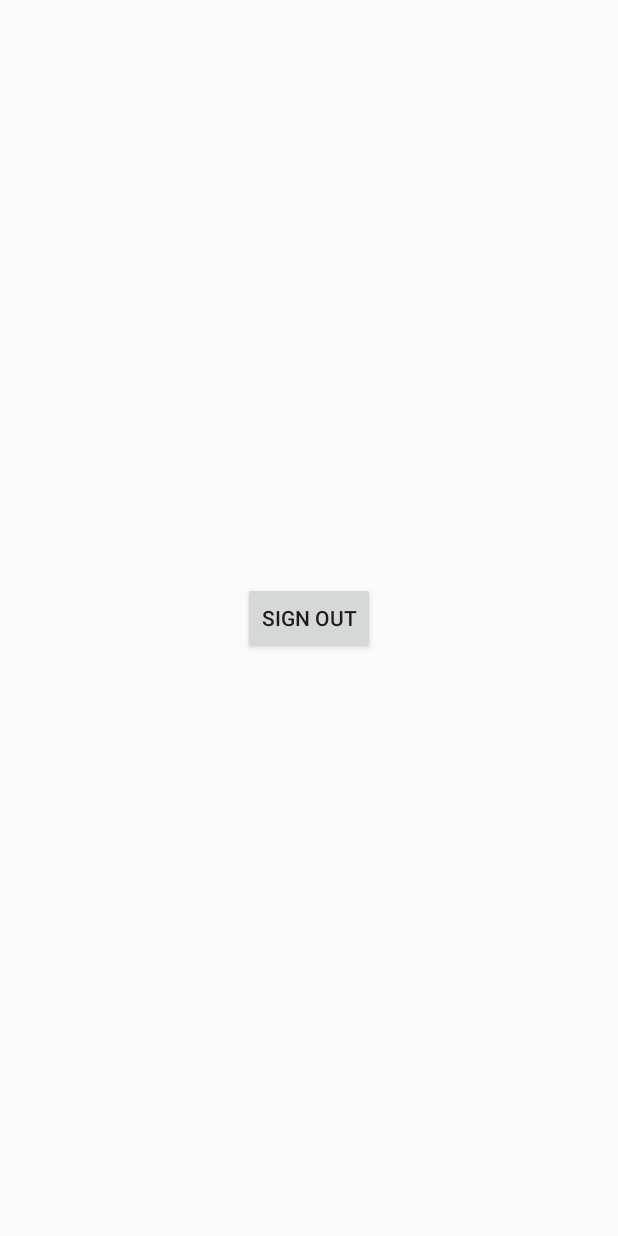
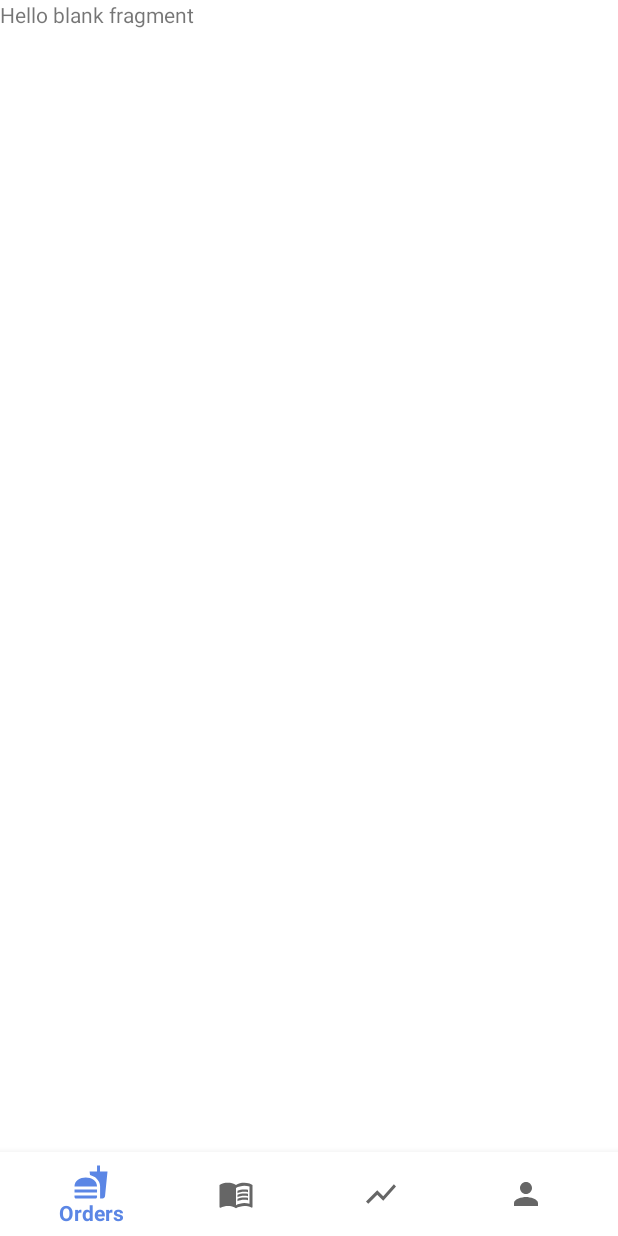
Before and after one commit to AdityaV025/MuncheRestaurantPartner, an Android app: the screen it shows after launch once a user with an empty profile is signed in (MainActivity), on a phone screen of 412 x 824 dp. Run offline under Robolectric (Android 15) with nearby library versions, the light colour scheme and no system bars; our stand-ins replace Firebase (no records; nobody signed in at launch, a user with empty details on screens opened directly); libraries missing offline, so code that uses them is left out: com.hbb20; 1 statement that could not run was skipped.

Commit message:
Complete bottom navigation

```diff
--- a/app/build.gradle
+++ b/app/build.gradle
@@ -39,6 +39,7 @@ dependencies {
     implementation 'com.google.firebase:firebase-crashlytics:17.1.0'
     implementation 'com.google.firebase:firebase-analytics:17.4.3'
     implementation 'com.google.android.gms:play-services-location:17.0.0'
+    implementation 'androidx.legacy:legacy-support-v4:1.0.0'
     testImplementation 'junit:junit:4.12'
     androidTestImplementation 'androidx.test.ext:junit:1.1.1'
     androidTestImplementation 'androidx.test.espresso:espresso-core:3.2.0'
--- /dev/null
+++ b/app/src/main/java/Fragments/OrdersFragment.java
@@ -0,0 +1,26 @@
+package Fragments;
+
+import android.os.Bundle;
+
+import androidx.fragment.app.Fragment;
+
+import android.view.LayoutInflater;
+import android.view.View;
+import android.view.ViewGroup;
+
+import com.example.muncherestaurantpartner.R;
+
+public class OrdersFragment extends Fragment {
+
+    public OrdersFragment() {
+        // Required empty public constructor
+    }
+
+    @Override
+    public View onCreateView(LayoutInflater inflater, ViewGroup container,
+                             Bundle savedInstanceState) {
+        View view = inflater.inflate(R.layout.fragment_orders, container, false);
+
+        return view;
+    }
+}
--- a/app/src/main/java/com/example/muncherestaurantpartner/MainActivity.java
+++ b/app/src/main/java/com/example/muncherestaurantpartner/MainActivity.java
@@ -1,14 +1,20 @@
 package com.example.muncherestaurantpartner;
 
 import androidx.appcompat.app.AppCompatActivity;
+import androidx.fragment.app.Fragment;
 
 import android.content.Intent;
 import android.os.Bundle;
 import android.widget.Button;
 
+import com.google.android.material.bottomnavigation.BottomNavigationView;
 import com.google.firebase.auth.FirebaseAuth;
 import com.google.firebase.auth.FirebaseUser;
 
+import Fragments.MenuFragment;
+import Fragments.MyProfileFragment;
+import Fragments.OrdersFragment;
+import Fragments.SalesFragment;
 import UI.LoginActivity;
 
 public class MainActivity extends AppCompatActivity {
@@ -16,7 +22,6 @@ public class MainActivity extends AppCompatActivity {
     private FirebaseAuth mAuth;
     private FirebaseUser mCurrentUser;
     private FirebaseUser firebaseUser;
-    private Button mSignOutBtn;
 
     @Override
     protected void onCreate(Bundle savedInstanceState) {
@@ -24,22 +29,38 @@ public class MainActivity extends AppCompatActivity {
         setContentView(R.layout.activity_main);
 
         init();
-        mSignOutBtn.setOnClickListener(view -> {
-            mAuth.signOut();
-            Intent intent = new Intent(this, LoginActivity.class);
-            intent.addFlags(Intent.FLAG_ACTIVITY_CLEAR_TOP);
-            intent.addFlags(Intent.FLAG_ACTIVITY_CLEAR_TASK);
-            startActivity(intent);
-            finish();
-        });
+        BottomNavigationView bottomNav = findViewById(R.id.bottom_navigation);
+        bottomNav.setOnNavigationItemSelectedListener(navListener);
+
     }
 
     private void init() {
         mAuth = FirebaseAuth.getInstance();
         firebaseUser = mAuth.getCurrentUser();
         mCurrentUser = mAuth.getCurrentUser();
-        mSignOutBtn = findViewById(R.id.signOutBtn);
     }
+
+    private BottomNavigationView.OnNavigationItemSelectedListener navListener =
+            item -> {
+                Fragment selectedFragment = null;
+                switch (item.getItemId()) {
+                    case R.id.nav_orders:
+                        selectedFragment = new OrdersFragment();
+                        break;
+                    case R.id.nav_menu:
+                        selectedFragment = new MenuFragment();
+                        break;
+                    case R.id.nav_sales:
+                        selectedFragment = new SalesFragment();
+                        break;
+                    case R.id.nav_profile:
+                        selectedFragment = new MyProfileFragment();
+                        break;
+                }
+                getSupportFragmentManager().beginTransaction().replace(R.id.fragmentContainer,
+                        selectedFragment).commit();
+                return true;
+            };
 
     private void sendUserToLogin() {
         Intent intent = new Intent(this, LoginActivity.class);
@@ -54,6 +75,10 @@ public class MainActivity extends AppCompatActivity {
         super.onStart();
         if (mCurrentUser == null) {
             sendUserToLogin();
+        }else {
+            getSupportFragmentManager().beginTransaction()
+                    .replace(R.id.fragmentContainer, new OrdersFragment())
+                    .commit();
         }
     }
 
--- /dev/null
+++ b/app/src/main/res/drawable/ic_baseline_menu_book_24.xml
@@ -0,0 +1,8 @@
+<vector android:height="24dp" android:tint="#424242"
+    android:viewportHeight="24" android:viewportWidth="24"
+    android:width="24dp" xmlns:android="http://schemas.android.com/apk/res/android">
+    <path android:fillColor="@android:color/white" android:pathData="M21,5c-1.11,-0.35 -2.33,-0.5 -3.5,-0.5c-1.95,0 -4.05,0.4 -5.5,1.5c-1.45,-1.1 -3.55,-1.5 -5.5,-1.5S2.45,4.9 1,6v14.65c0,0.25 0.25,0.5 0.5,0.5c0.1,0 0.15,-0.05 0.25,-0.05C3.1,20.45 5.05,20 6.5,20c1.95,0 4.05,0.4 5.5,1.5c1.35,-0.85 3.8,-1.5 5.5,-1.5c1.65,0 3.35,0.3 4.75,1.05c0.1,0.05 0.15,0.05 0.25,0.05c0.25,0 0.5,-0.25 0.5,-0.5V6C22.4,5.55 21.75,5.25 21,5zM21,18.5c-1.1,-0.35 -2.3,-0.5 -3.5,-0.5c-1.7,0 -4.15,0.65 -5.5,1.5V8c1.35,-0.85 3.8,-1.5 5.5,-1.5c1.2,0 2.4,0.15 3.5,0.5V18.5z"/>
+    <path android:fillColor="@android:color/white" android:pathData="M17.5,10.5c0.88,0 1.73,0.09 2.5,0.26V9.24C19.21,9.09 18.36,9 17.5,9c-1.7,0 -3.24,0.29 -4.5,0.83v1.66C14.13,10.85 15.7,10.5 17.5,10.5z"/>
+    <path android:fillColor="@android:color/white" android:pathData="M13,12.49v1.66c1.13,-0.64 2.7,-0.99 4.5,-0.99c0.88,0 1.73,0.09 2.5,0.26V11.9c-0.79,-0.15 -1.64,-0.24 -2.5,-0.24C15.8,11.66 14.26,11.96 13,12.49z"/>
+    <path android:fillColor="@android:color/white" android:pathData="M17.5,14.33c-1.7,0 -3.24,0.29 -4.5,0.83v1.66c1.13,-0.64 2.7,-0.99 4.5,-0.99c0.88,0 1.73,0.09 2.5,0.26v-1.52C19.21,14.41 18.36,14.33 17.5,14.33z"/>
+</vector>
--- /dev/null
+++ b/app/src/main/res/drawable/ic_baseline_orders_24.xml
@@ -0,0 +1,5 @@
+<vector android:height="24dp" android:tint="#424242"
+    android:viewportHeight="24" android:viewportWidth="24"
+    android:width="24dp" xmlns:android="http://schemas.android.com/apk/res/android">
+    <path android:fillColor="@android:color/white" android:pathData="M18.06,22.99h1.66c0.84,0 1.53,-0.64 1.63,-1.46L23,5.05h-5L18,1h-1.97v4.05h-4.97l0.3,2.34c1.71,0.47 3.31,1.32 4.27,2.26 1.44,1.42 2.43,2.89 2.43,5.29v8.05zM1,21.99L1,21h15.03v0.99c0,0.55 -0.45,1 -1.01,1L2.01,22.99c-0.56,0 -1.01,-0.45 -1.01,-1zM16.03,14.99c0,-8 -15.03,-8 -15.03,0h15.03zM1.02,17h15v2h-15z"/>
+</vector>
--- /dev/null
+++ b/app/src/main/res/drawable/ic_baseline_person_24.xml
@@ -0,0 +1,5 @@
+<vector android:height="24dp" android:tint="#424242"
+    android:viewportHeight="24" android:viewportWidth="24"
+    android:width="24dp" xmlns:android="http://schemas.android.com/apk/res/android">
+    <path android:fillColor="@android:color/white" android:pathData="M12,12c2.21,0 4,-1.79 4,-4s-1.79,-4 -4,-4 -4,1.79 -4,4 1.79,4 4,4zM12,14c-2.67,0 -8,1.34 -8,4v2h16v-2c0,-2.66 -5.33,-4 -8,-4z"/>
+</vector>
--- /dev/null
+++ b/app/src/main/res/drawable/ic_baseline_sales_24.xml
@@ -0,0 +1,5 @@
+<vector android:height="24dp" android:tint="#424242"
+    android:viewportHeight="24" android:viewportWidth="24"
+    android:width="24dp" xmlns:android="http://schemas.android.com/apk/res/android">
+    <path android:fillColor="@android:color/white" android:pathData="M3.5,18.49l6,-6.01 4,4L22,6.92l-1.41,-1.41 -7.09,7.97 -4,-4L2,16.99z"/>
+</vector>
--- a/app/src/main/res/layout/activity_main.xml
+++ b/app/src/main/res/layout/activity_main.xml
@@ -5,13 +5,21 @@
     xmlns:tools="http://schemas.android.com/tools"
     android:layout_width="match_parent"
     android:layout_height="match_parent"
-    tools:context=".MainActivity">
+    tools:context=".MainActivity"
+    android:background="@color/white">
 
-    <Button
-        android:id="@+id/signOutBtn"
-        android:layout_width="wrap_content"
+    <FrameLayout
+        android:id="@+id/fragmentContainer"
+        android:layout_width="match_parent"
+        android:layout_height="match_parent"
+        android:layout_above="@+id/bottom_navigation"/>
+
+    <com.google.android.material.bottomnavigation.BottomNavigationView
+        android:id="@+id/bottom_navigation"
+        android:layout_width="match_parent"
         android:layout_height="wrap_content"
-        android:layout_centerInParent="true"
-        android:text="Sign Out"/>
+        android:layout_alignParentBottom="true"
+        app:menu="@menu/bottom_navigationview"
+        android:background="@color/white"/>
 
 </RelativeLayout>
--- /dev/null
+++ b/app/src/main/res/layout/fragment_orders.xml
@@ -0,0 +1,13 @@
+<FrameLayout xmlns:android="http://schemas.android.com/apk/res/android"
+    xmlns:tools="http://schemas.android.com/tools"
+    android:layout_width="match_parent"
+    android:layout_height="match_parent"
+    tools:context="Fragments.OrdersFragment">
+
+    <!-- TODO: Update blank fragment layout -->
+    <TextView
+        android:layout_width="match_parent"
+        android:layout_height="match_parent"
+        android:text="@string/hello_blank_fragment" />
+
+</FrameLayout>
--- /dev/null
+++ b/app/src/main/res/menu/bottom_navigationview.xml
@@ -0,0 +1,19 @@
+<?xml version="1.0" encoding="utf-8"?>
+<menu xmlns:android="http://schemas.android.com/apk/res/android">
+    <item
+        android:id="@+id/nav_orders"
+        android:icon="@drawable/ic_baseline_orders_24"
+        android:title="@string/orders" />
+    <item
+        android:id="@+id/nav_menu"
+        android:icon="@drawable/ic_baseline_menu_book_24"
+        android:title="@string/menu" />
+    <item
+        android:id="@+id/nav_sales"
+        android:icon="@drawable/ic_baseline_sales_24"
+        android:title="@string/sales" />
+    <item
+        android:id="@+id/nav_profile"
+        android:icon="@drawable/ic_baseline_person_24"
+        android:title="@string/my_profile" />
+</menu>
--- a/app/src/main/res/values/strings.xml
+++ b/app/src/main/res/values/strings.xml
@@ -23,4 +23,11 @@
     <string name="address">Address</string>
     <string name="restaurant_s_address">Restaurant\'s Address *</string>
     <string name="save_submit"><![CDATA[Save & Submit]]></string>
+    <string name="orders">Orders</string>
+    <string name="menu">Menu</string>
+    <string name="sales">Sales</string>
+    <string name="my_profile">My Profile</string>
+    <!-- TODO: Remove or change this placeholder text -->
+    <string name="hello_blank_fragment">Hello blank fragment</string>
+    <string name="log_out">Log Out</string>
 </resources>
```
Also changed, not shown: app/src/main/java/Fragments/MenuFragment.java (added, +27 -0 lines), app/src/main/java/Fragments/MyProfileFragment.java (added, +74 -0 lines), app/src/main/java/Fragments/SalesFragment.java (added, +27 -0 lines), app/src/main/res/layout/fragment_menu.xml (added, +13 -0 lines), app/src/main/res/layout/fragment_my_profile.xml (added, +18 -0 lines), app/src/main/res/layout/fragment_sales.xml (added, +13 -0 lines).
